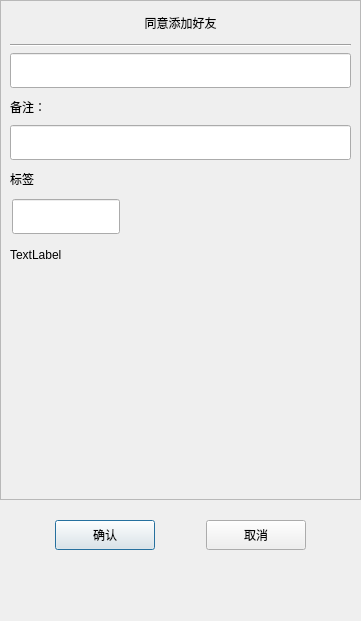
Before: the Qt Designer form chat/client/widget/auth_friend_dialog.ui in 1115040131/pycstl, drawn with Qt 5.
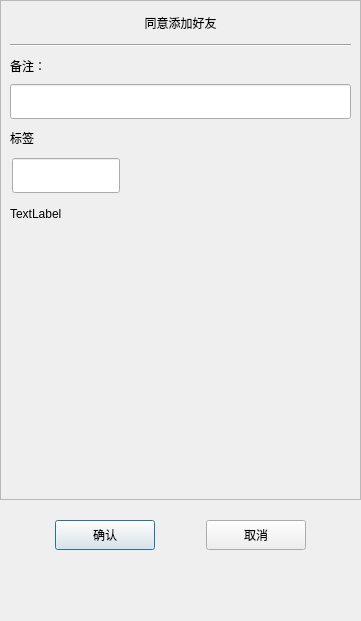
After: the same form once the commit is applied. Custom widgets are drawn as their Qt base class.

```diff
--- a/chat/client/widget/auth_friend_dialog.ui
+++ b/chat/client/widget/auth_friend_dialog.ui
@@ -109,22 +109,6 @@
             </property>
            </widget>
           </item>
-          <item>
-           <widget class="CustomizeEdit" name="name_edit">
-            <property name="minimumSize">
-             <size>
-              <width>0</width>
-              <height>35</height>
-             </size>
-            </property>
-            <property name="maximumSize">
-             <size>
-              <width>16777215</width>
-              <height>35</height>
-             </size>
-            </property>
-           </widget>
-          </item>
           <item>
            <widget class="QLabel" name="label_2">
             <property name="minimumSize">
```
